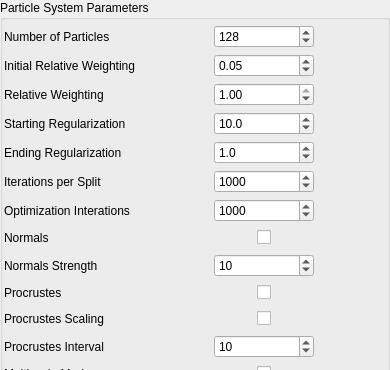
SCIInstitute/ShapeWorks, file Studio/src/Application/Optimize/OptimizeTool.ui: the form before one commit; both pictures show x 0 to 390 and y 0 to 370 of the 390 by 599 pixel window.
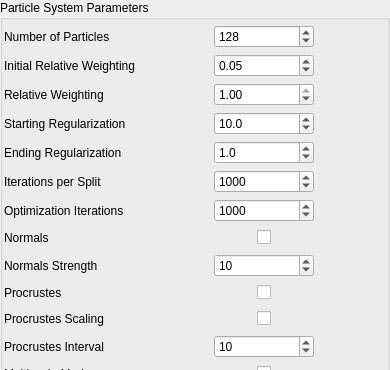
The form after the commit.

Commit message: Fix typo: Interations -> Iterations.

The edit to the form file:
```diff
--- a/Studio/src/Application/Optimize/OptimizeTool.ui
+++ b/Studio/src/Application/Optimize/OptimizeTool.ui
@@ -184,7 +184,7 @@
       <item row="6" column="0">
        <widget class="QLabel" name="label_19">
         <property name="text">
-         <string>Optimization Interations</string>
+         <string>Optimization Iterations</string>
         </property>
        </widget>
       </item>
```
